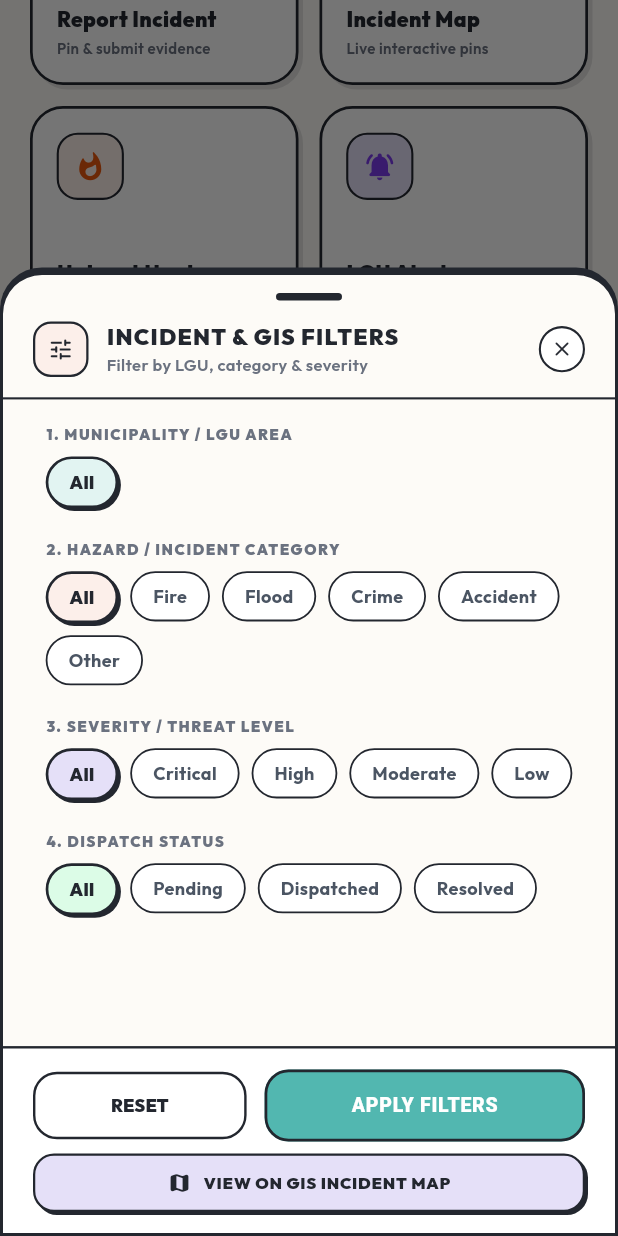
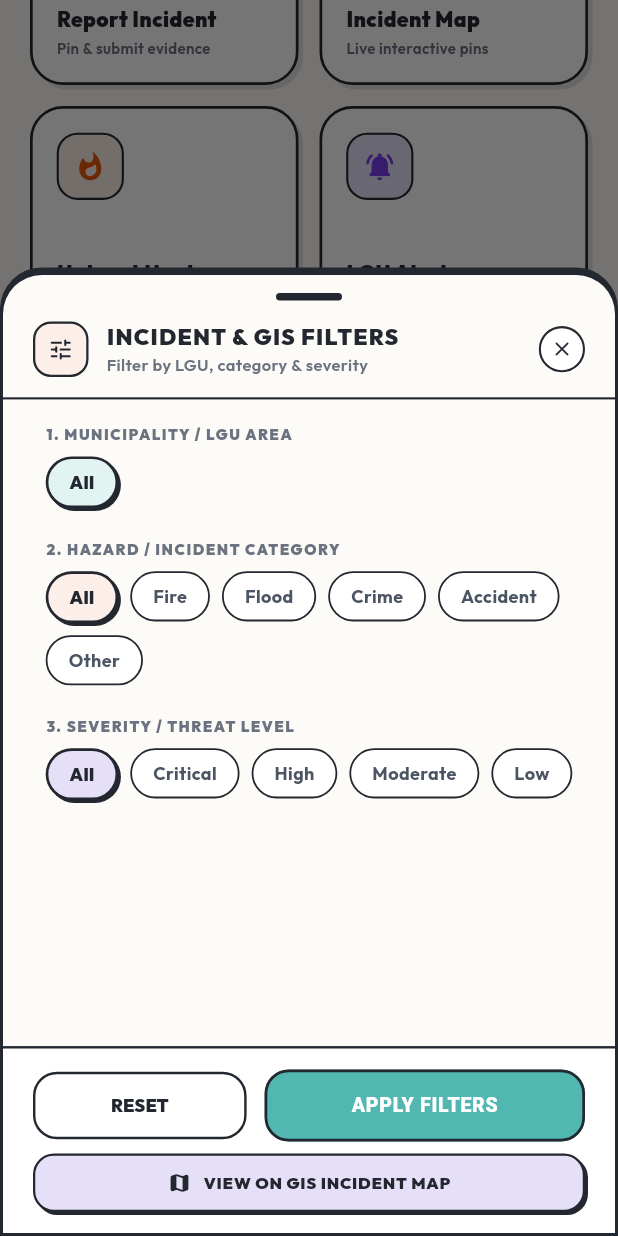
Before and after one commit to Tristan28-web/ResQnnect, a Flutter app: the CitizenDashboard widget shown alone on an empty page, opened directly, scrolled down 492 dp, after a tap on "Filter view", on a phone screen of 412 x 824 dp. Run offline on Flutter 3.47's test engine with Material 3 defaults, Android fonts, the phone set to English and light mode, and no system bars; our stand-ins replace cloud_firestore, firebase_auth, firebase_core, geolocator, google_fonts, google_maps_flutter and 4 more; missing offline and left inert: torch_light; accounts and stored records are empty; network calls fail.

Commit message:
refactor: remove dispatch status filter and responder dispatch remnants

```diff
--- a/lib/screens/citizen_dashboard.dart
+++ b/lib/screens/citizen_dashboard.dart
@@ -27,20 +27,17 @@ class _CitizenDashboardState extends State<CitizenDashboard> {
   String _selectedCategory = 'All';
   String _selectedLgu = 'All';
   String _selectedSeverity = 'All';
-  String _selectedStatus = 'All';
 
   bool get _hasActiveFilters =>
       _selectedCategory != 'All' ||
       _selectedLgu != 'All' ||
-      _selectedSeverity != 'All' ||
-      _selectedStatus != 'All';
+      _selectedSeverity != 'All';
 
   void _resetFilters() {
     setState(() {
       _selectedCategory = 'All';
       _selectedLgu = 'All';
       _selectedSeverity = 'All';
-      _selectedStatus = 'All';
     });
   }
 
@@ -74,7 +71,7 @@ class _CitizenDashboardState extends State<CitizenDashboard> {
           WidgetsBinding.instance.addPostFrameCallback((_) => _triggerEmergencyFlash());
         }
 
-        // Check for report status updates (e.g. dispatched)
+        // Check for report status updates (e.g. verified or active)
         _checkForAcceptedReports(context, firestoreService, userId);
 
         return SingleChildScrollView(
@@ -535,13 +532,15 @@ class _CitizenDashboardState extends State<CitizenDashboard> {
               children: [
                 const Icon(Icons.filter_list_rounded, size: 15, color: AppColors.retroMintDark),
                 const SizedBox(width: 8),
-                Expanded(
+                Builder(
+                  builder: (context) {
+                    final filters = <String>[];
+                    if (_selectedCategory != 'All') filters.add('Cat: $_selectedCategory');
+                    if (_selectedLgu != 'All') filters.add('LGU: $_selectedLgu');
+                    if (_selectedSeverity != 'All') filters.add('Sev: $_selectedSeverity');
+                    return Expanded(
                       child: Text(
-                    'Active: '
-                    '${_selectedCategory != 'All' ? 'Cat: $_selectedCategory • ' : ''}'
-                    '${_selectedLgu != 'All' ? 'LGU: $_selectedLgu • ' : ''}'
-                    '${_selectedSeverity != 'All' ? 'Sev: $_selectedSeverity • ' : ''}'
-                    '${_selectedStatus != 'All' ? 'Status: $_selectedStatus' : ''}',
+                        'Active: ${filters.join(' • ')}',
                         style: TextStyle(
                           fontSize: 11,
                           fontWeight: FontWeight.w800,
@@ -550,6 +549,8 @@ class _CitizenDashboardState extends State<CitizenDashboard> {
                         maxLines: 1,
                         overflow: TextOverflow.ellipsis,
                       ),
+                    );
+                  },
                 ),
                 GestureDetector(
                   onTap: _resetFilters,
@@ -788,11 +789,6 @@ class _CitizenDashboardState extends State<CitizenDashboard> {
                   .toList();
             }
 
-            if (_selectedStatus != 'All') {
-              myReports = myReports
-                  .where((i) => i.status.toLowerCase() == _selectedStatus.toLowerCase())
-                  .toList();
-            }
 
             if (_searchQuery.isNotEmpty) {
               myReports = myReports
@@ -848,15 +844,18 @@ class _CitizenDashboardState extends State<CitizenDashboard> {
 
   Widget _buildMyReportItem(BuildContext context, IncidentModel incident) {
     final isDark = Theme.of(context).brightness == Brightness.dark;
+    final isActive = incident.status == 'dispatched' || incident.status == 'active' || incident.status == 'verified';
+    final isResolved = incident.status == 'resolved';
+
     Color statusBg = AppColors.retroPeach;
     Color statusText = const Color(0xFFD97706);
     String statusLabel = 'PENDING';
 
-    if (incident.status == 'dispatched') {
+    if (isActive) {
       statusBg = AppColors.retroLilac;
       statusText = const Color(0xFF2563EB);
-      statusLabel = 'DISPATCHED';
-    } else if (incident.status == 'resolved') {
+      statusLabel = 'ACTIVE';
+    } else if (isResolved) {
       statusBg = const Color(0xFFDCFCE7);
       statusText = const Color(0xFF16A34A);
       statusLabel = 'RESOLVED';
@@ -893,9 +892,9 @@ class _CitizenDashboardState extends State<CitizenDashboard> {
               ),
             ),
             child: Icon(
-              incident.status == 'dispatched'
-                  ? Icons.local_shipping_rounded
-                  : (incident.status == 'resolved' ? Icons.check_circle_rounded : Icons.pending_actions_rounded),
+              isActive
+                  ? Icons.radar_rounded
+                  : (isResolved ? Icons.check_circle_rounded : Icons.pending_actions_rounded),
               color: statusText,
               size: 20,
             ),
@@ -1113,7 +1112,9 @@ class _CitizenDashboardState extends State<CitizenDashboard> {
     firestore.getIncidents().listen((incidents) {
       if (!mounted) return;
       for (var inc in incidents) {
-        if (inc.userId == userId && inc.status == 'dispatched' && !_notifiedIncidentIds.contains(inc.incidentId)) {
+        if (inc.userId == userId &&
+            (inc.status == 'dispatched' || inc.status == 'active' || inc.status == 'verified') &&
+            !_notifiedIncidentIds.contains(inc.incidentId)) {
           _notifiedIncidentIds.add(inc.incidentId);
           _showReportAcceptedDialog(context, inc);
         }
@@ -1154,7 +1155,7 @@ class _CitizenDashboardState extends State<CitizenDashboard> {
           crossAxisAlignment: CrossAxisAlignment.start,
           children: [
             Text(
-              'Your incident report has been verified by LGU Emergency Command and emergency response units are dispatched to your pinned location.',
+              'Your incident report has been verified and logged by LGU Emergency Command.',
               style: TextStyle(color: isDark ? Colors.white70 : Colors.black87, fontSize: 13, height: 1.4),
             ),
             const SizedBox(height: 20),
@@ -1221,12 +1222,10 @@ class _CitizenDashboardState extends State<CitizenDashboard> {
 
     final categories = ['All', 'Fire', 'Flood', 'Crime', 'Accident', 'Other'];
     final severities = ['All', 'Critical', 'High', 'Moderate', 'Low'];
-    final statuses = ['All', 'Pending', 'Dispatched', 'Resolved'];
 
     String tempCategory = _selectedCategory;
     String tempLgu = _selectedLgu;
     String tempSeverity = _selectedSeverity;
-    String tempStatus = _selectedStatus;
 
     showModalBottomSheet(
       context: context,
@@ -1377,23 +1376,6 @@ class _CitizenDashboardState extends State<CitizenDashboard> {
                               );
                             }).toList(),
                           ),
-                          const SizedBox(height: 20),
-                          _buildFilterSectionTitle('4. DISPATCH STATUS', isDark),
-                          const SizedBox(height: 8),
-                          Wrap(
-                            spacing: 8,
-                            runSpacing: 8,
-                            children: statuses.map((st) {
-                              final isSelected = tempStatus.toLowerCase() == st.toLowerCase();
-                              return _buildRetroFilterPill(
-                                label: st,
-                                isSelected: isSelected,
-                                activeColor: const Color(0xFFDCFCE7),
-                                isDark: isDark,
-                                onTap: () => setModalState(() => tempStatus = st),
-                              );
-                            }).toList(),
-                          ),
                         ],
                       ),
                     ),
@@ -1417,7 +1399,6 @@ class _CitizenDashboardState extends State<CitizenDashboard> {
                                     tempCategory = 'All';
                                     tempLgu = 'All';
                                     tempSeverity = 'All';
-                                    tempStatus = 'All';
                                   });
                                 },
                                 style: OutlinedButton.styleFrom(
@@ -1438,7 +1419,6 @@ class _CitizenDashboardState extends State<CitizenDashboard> {
                                     _selectedCategory = tempCategory;
                                     _selectedLgu = tempLgu;
                                     _selectedSeverity = tempSeverity;
-                                    _selectedStatus = tempStatus;
                                   });
                                   Navigator.pop(ctx);
                                 },
--- a/lib/screens/global_map_screen.dart
+++ b/lib/screens/global_map_screen.dart
@@ -1152,10 +1152,10 @@ class _GlobalMapScreenState extends State<GlobalMapScreen> {
                           onPressed: () {
                             firestore.updateSOSStatus(sos.sosId, 'dispatched');
                             Navigator.pop(context);
-                            ScaffoldMessenger.of(context).showSnackBar(const SnackBar(content: Text('SOS marked as Dispatched')));
+                            ScaffoldMessenger.of(context).showSnackBar(const SnackBar(content: Text('SOS marked as Responding')));
                           },
-                          icon: const Icon(Icons.local_shipping_outlined),
-                          label: const Text('DISPATCH HELP'),
+                          icon: const Icon(Icons.emergency_rounded),
+                          label: const Text('RESPOND'),
                           style: ElevatedButton.styleFrom(
                             backgroundColor: Colors.orange,
                             foregroundColor: Colors.white,
--- a/lib/screens/medical_profile_screen.dart
+++ b/lib/screens/medical_profile_screen.dart
@@ -146,7 +146,7 @@ class _MedicalProfileScreenState extends State<MedicalProfileScreen> {
           const SizedBox(width: 16),
           Expanded(
             child: Text(
-              'This information will only be visible to emergency personnel during an SOS dispatch.',
+              'This information will only be visible to emergency personnel during an SOS alert.',
               style: TextStyle(color: isDark ? Colors.white70 : Colors.black87, fontSize: 13),
             ),
           ),
--- a/lib/screens/onboarding_screen.dart
+++ b/lib/screens/onboarding_screen.dart
@@ -231,7 +231,7 @@ class _OnboardingScreenState extends State<OnboardingScreen> {
               Expanded(
                 child: _buildFeaturePill(
                   icon: Icons.shield_rounded,
-                  label: 'LGU Dispatch',
+                  label: 'LGU Command',
                   color: const Color(0xFFDCFCE7),
                   iconColor: const Color(0xFF16A34A),
                   isDark: isDark,
--- a/lib/screens/sos_screen.dart
+++ b/lib/screens/sos_screen.dart
@@ -42,7 +42,7 @@ class _SOSScreenState extends State<SOSScreen> {
           content: Text(
             sosVerification == 'Strict'
                 ? 'Are you absolutely sure you want to broadcast a system-wide SOS? This will alert emergency authorities and LGU command immediately.'
-                : 'Send SOS alert now? Help will be dispatched to your location.',
+                : 'Send SOS alert now? Emergency responders will be alerted to your location.',
             style: const TextStyle(color: Colors.white70),
           ),
           actions: [
```
Also changed, not shown: lib/screens/admin_dashboard.dart (+25 -7 lines). Lines whose indentation alone changed are shown as unchanged.
